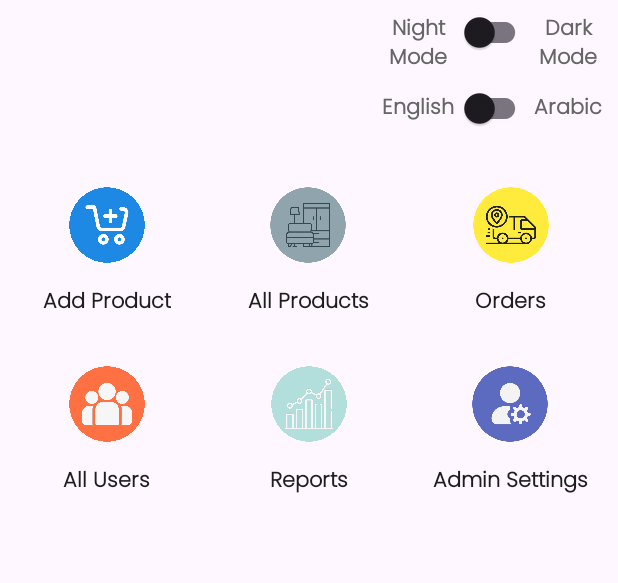
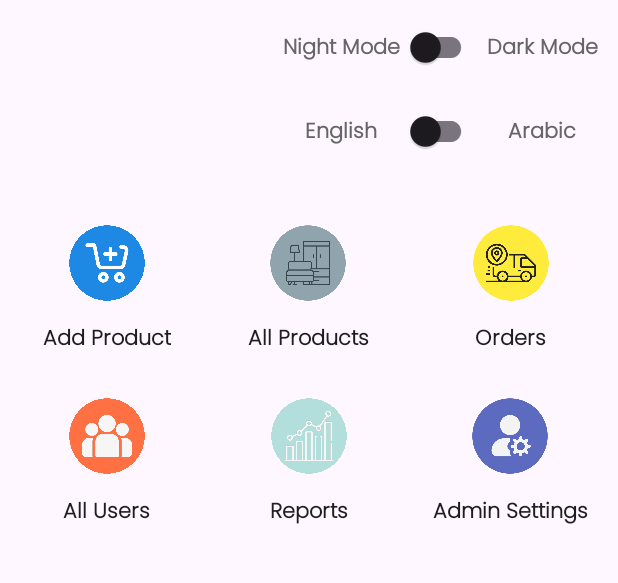
Before and after one commit to KhaledEltazy/ECommerceAdmin, an Android app: the screen it shows after launch once a user with an empty profile is signed in (AdminActivity), on a phone screen of 412 x 824 dp, the part 84-667 px from its top. Run offline under Robolectric (Android 15) with nearby library versions, the phone set to English and light mode, and no system bars; our stand-ins replace Dagger/Hilt's generated code, Firebase (no records; nobody signed in at launch, a user with empty details on screens opened directly).

Commit message:
fixing a bug of arabic language when tern to it

```diff
--- a/app/src/main/AndroidManifest.xml
+++ b/app/src/main/AndroidManifest.xml
@@ -17,6 +17,7 @@
         android:label="@string/app_name"
         android:roundIcon="@mipmap/ic_launcher_round"
         android:supportsRtl="true"
+        android:resizeableActivity="true"
         android:theme="@style/Theme.ECommerceAdmin"
         tools:targetApi="31" >
         <activity
--- a/app/src/main/java/com/android/ecommerceadmin/fragments/admin_fragments/HomeAdminFragment.kt
+++ b/app/src/main/java/com/android/ecommerceadmin/fragments/admin_fragments/HomeAdminFragment.kt
@@ -74,10 +74,12 @@ class HomeAdminFragment : Fragment() {
         binding.switchLanguage.isChecked = settingsViewModel.isArabic.value
 
         binding.switchMode.setOnCheckedChangeListener { _, isChecked ->
-            settingsViewModel.toggleDarkMode(isChecked)
-            AppCompatDelegate.setDefaultNightMode(
-                if (isChecked) AppCompatDelegate.MODE_NIGHT_YES else AppCompatDelegate.MODE_NIGHT_NO
-            )
+            binding.switchMode.setOnCheckedChangeListener { _, isChecked ->
+                settingsViewModel.toggleDarkMode(isChecked)
+                AppCompatDelegate.setDefaultNightMode(
+                    if (isChecked) AppCompatDelegate.MODE_NIGHT_YES else AppCompatDelegate.MODE_NIGHT_NO
+                )
+            }
         }
 
         binding.switchLanguage.setOnCheckedChangeListener { _, isChecked ->
@@ -87,7 +89,10 @@ class HomeAdminFragment : Fragment() {
             val config = resources.configuration
             config.setLocale(locale)
             requireActivity().resources.updateConfiguration(config, resources.displayMetrics)
-            requireActivity().recreate() // recreate to apply language
+
+            val navController = findNavController()
+            navController.popBackStack()
+            navController.navigate(R.id.homeAdminFragment)
         }
 
 
--- a/app/src/main/res/layout/fragment_home_admin.xml
+++ b/app/src/main/res/layout/fragment_home_admin.xml
@@ -18,13 +18,14 @@
 
             <LinearLayout
                 android:id="@+id/modeLinearLayout"
-                android:layout_width="150dp"
+                android:layout_width="0dp"
                 android:layout_height="wrap_content"
                 android:layout_marginTop="8dp"
                 android:layout_marginEnd="8dp"
                 android:orientation="horizontal"
                 app:layout_constraintEnd_toEndOf="parent"
-                app:layout_constraintTop_toTopOf="parent">
+                app:layout_constraintTop_toTopOf="parent"
+                app:layout_constraintStart_toStartOf="@id/guideline">
 
                 <TextView
                     android:id="@+id/tvDark"
@@ -38,14 +39,20 @@
                     android:textSize="14sp"
                     android:textStyle="bold" />
 
+                <FrameLayout
+                    android:layout_width="0dp"
+                    android:layout_height="wrap_content"
+                    android:layout_weight=".60"
+                    android:gravity="center">
+
                     <androidx.appcompat.widget.SwitchCompat
                         android:id="@+id/switchMode"
-                    android:layout_width="0dp"
-                    android:layout_height="5dp"
-                    android:layout_weight="1"
+                        android:layout_width="wrap_content"
+                        android:layout_height="wrap_content"
                         android:buttonTint="#4cd964"
                         android:checked="true"
-                    android:gravity="center" />
+                        android:layout_gravity="center"/>
+                </FrameLayout>
 
                 <TextView
                     android:id="@+id/tvLight"
@@ -63,13 +70,15 @@
 
             <LinearLayout
                 android:id="@+id/languageLinearLayout"
-                android:layout_width="150dp"
+                android:layout_width="0dp"
                 android:layout_height="wrap_content"
                 android:layout_marginTop="8dp"
                 android:layout_marginEnd="8dp"
                 android:orientation="horizontal"
                 app:layout_constraintEnd_toEndOf="parent"
-                app:layout_constraintTop_toBottomOf="@id/modeLinearLayout">
+                app:layout_constraintTop_toBottomOf="@id/modeLinearLayout"
+                app:layout_constraintStart_toStartOf="@id/guideline"
+                >
 
 
                 <TextView
@@ -85,15 +94,20 @@
                     android:textStyle="bold"
                     app:layout_constraintTop_toBottomOf="@id/tvDark" />
 
+                <FrameLayout
+                    android:layout_width="0dp"
+                    android:layout_height="wrap_content"
+                    android:layout_weight=".60"
+                    android:gravity="center">
+
                     <androidx.appcompat.widget.SwitchCompat
                         android:id="@+id/switchLanguage"
-                    android:layout_width="0dp"
-                    android:layout_height="5dp"
-                    android:layout_gravity="center_vertical"
-                    android:layout_weight="1"
+                        android:layout_width="wrap_content"
+                        android:layout_height="wrap_content"
                         android:buttonTint="#4cd964"
                         android:checked="true"
-                    android:gravity="center" />
+                        android:layout_gravity="center"/>
+                </FrameLayout>
 
                 <TextView
                     android:id="@+id/tvAr"
@@ -108,6 +122,14 @@
                     android:textStyle="bold" />
 
             </LinearLayout>
+
+            <androidx.constraintlayout.widget.Guideline
+                android:id="@+id/guideline"
+                android:layout_width="wrap_content"
+                android:layout_height="match_parent"
+                app:layout_constraintGuide_percent=".45"
+                android:orientation="vertical"
+                />
 
             <GridView
                 android:id="@+id/gvAdmin"
--- a/app/src/main/res/values-night/themes.xml
+++ b/app/src/main/res/values-night/themes.xml
@@ -13,6 +13,7 @@
         <item name="android:colorBackground">@color/black</item>
         <item name="colorSurface">@color/gray_900</item>
         <item name="colorOnSurface">@color/white</item>
+        <item name="android:includeFontPadding">false</item>
 
         <item name="android:statusBarColor">@color/g_black</item>
     </style>
--- a/app/src/main/res/values/strings.xml
+++ b/app/src/main/res/values/strings.xml
@@ -1,6 +1,6 @@
 <resources>
     <string name="app_name">E Commerce Admin</string>
-    <string name="default_web_client_id" translatable="false">inside fixed code folder</string>
+    <string name="default_web_client_id" translatable="false">fixed code folder</string>
 
     <string name="the_right_address">The Right Address \n for Manage your \n Business</string>
     <string name="it_s_now_is_very_easy">This version of the E-Commerce app \n enables you to add new products,\n send push notifications to your customers,\n manage incoming orders, and control order processing efficiently.</string>
--- a/app/src/main/res/values/themes.xml
+++ b/app/src/main/res/values/themes.xml
@@ -1,7 +1,7 @@
 <resources xmlns:tools="http://schemas.android.com/tools">
     <!-- Base App Theme -->
     <style name="Base.Theme.ECommerceAdmin" parent="Theme.Material3.DayNight.NoActionBar">
-
+        <item name="android:includeFontPadding">false</item>
     </style>
 
     <!-- English / Default Theme -->
```
Also changed, not shown: 4 other files. Lines whose indentation alone changed are shown as unchanged.
